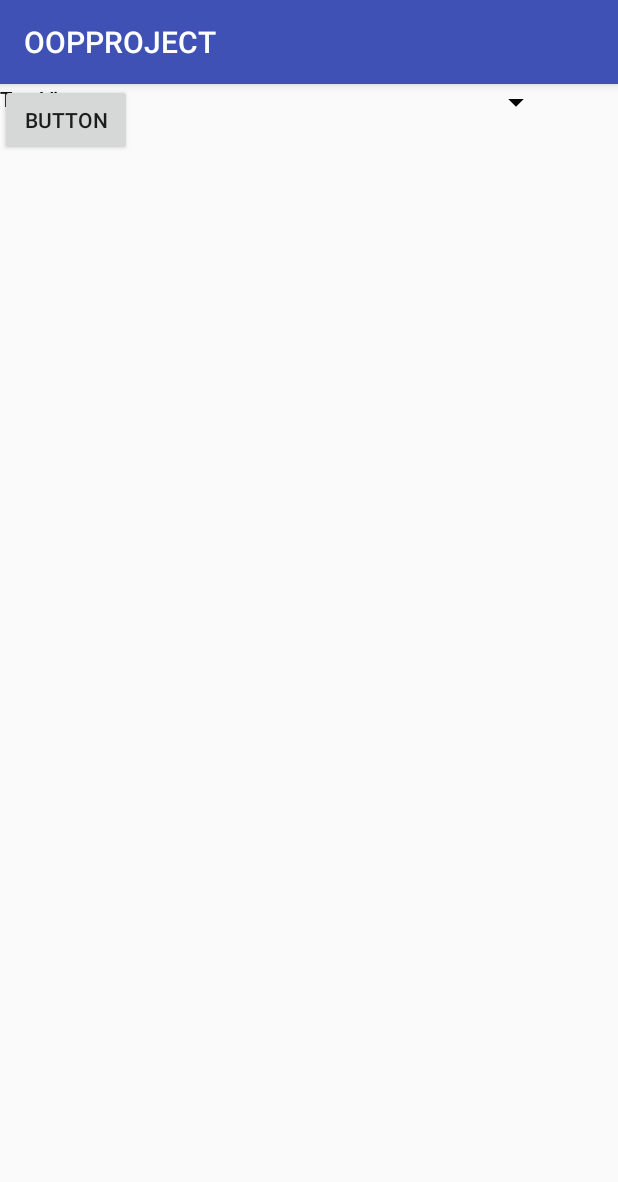
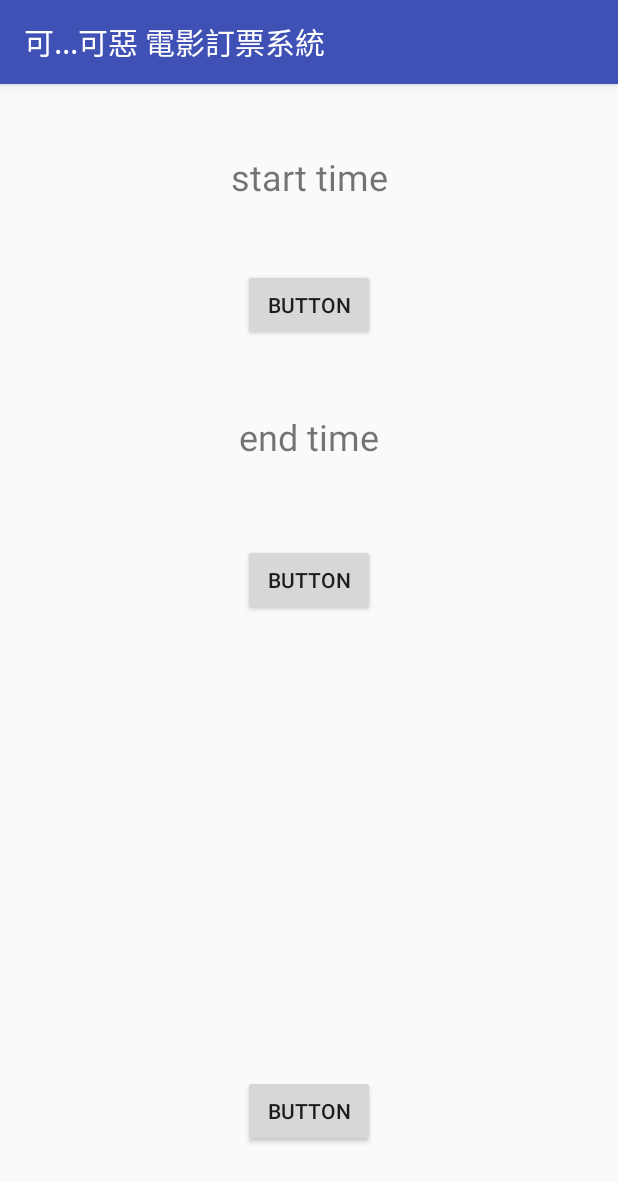
Before and after one commit to zander363/oopproject, an Android app: the search_time1 screen opened directly, with no data from a screen before it, on a phone screen of 412 x 824 dp. Shown: the top 1182 px of the screen. Run offline under Robolectric (Android 15) with nearby library versions, the phone set to English and light mode, and no system bars.

Commit message:
timepicker of search_time1

```diff
--- a/OOPPROJECT/app/src/main/java/com/example/liuxizhen/oopproject/search_time1.java
+++ b/OOPPROJECT/app/src/main/java/com/example/liuxizhen/oopproject/search_time1.java
@@ -2,12 +2,71 @@ package com.example.liuxizhen.oopproject;
 
 import android.support.v7.app.AppCompatActivity;
 import android.os.Bundle;
+import java.util.Calendar;
+import java.util.GregorianCalendar;
+import android.app.TimePickerDialog;
+import android.app.TimePickerDialog.OnTimeSetListener;
+import android.view.View;
+import android.widget.Button;
+import android.widget.TextView;
+import android.widget.TimePicker;
 
 public class search_time1 extends AppCompatActivity {
+    private Button start_time;
+    private Button end_time;
+    private TextView timetext2;
+    private TextView timetext;
+    private TimePickerDialog timePickerDialog2;
+    private TimePickerDialog timePickerDialog;
 
     @Override
     protected void onCreate(Bundle savedInstanceState) {
         super.onCreate(savedInstanceState);
         setContentView(R.layout.search_time1);
+        doFindView();
+        GregorianCalendar calendar = new GregorianCalendar();
+
+
+        // 實作TimePickerDialog的onTimeSet方法，設定時間後將所設定的時間show在textTime上
+        timePickerDialog = new TimePickerDialog(this, new OnTimeSetListener() {
+            //將時間轉為12小時製顯示出來
+            @Override
+            public void onTimeSet(TimePicker view, int hourOfDay, int minute) {
+                timetext.setText((hourOfDay > 12 ? hourOfDay - 12 : hourOfDay)
+                        + ":" + minute + " " + (hourOfDay > 12 ? "PM" : "AM"));
+            }
+        }, calendar.get(Calendar.HOUR_OF_DAY), calendar.get(calendar.MINUTE),
+                false);
+        // 實作TimePickerDialog的onTimeSet方法，設定時間後將所設定的時間show在textTime上
+        timePickerDialog2 = new TimePickerDialog(this, new OnTimeSetListener() {
+            //將時間轉為12小時製顯示出來
+            @Override
+            public void onTimeSet(TimePicker view, int hourOfDay, int minute) {
+                timetext2.setText((hourOfDay > 12 ? hourOfDay - 12 : hourOfDay)
+                        + ":" + minute + " " + (hourOfDay > 12 ? "PM" : "AM"));
+            }
+        }, calendar.get(Calendar.HOUR_OF_DAY), calendar.get(calendar.MINUTE),
+                false);
     }
+
+
+    // 連接layout上的物件
+    public void doFindView() {
+        start_time = (Button) findViewById(R.id.timestart);
+        end_time = (Button) findViewById(R.id.timeend);
+        timetext =(TextView) findViewById(R.id.time);
+        timetext2 =(TextView) findViewById(R.id.time2);
+    }
+
+
+
+    // setTime Button onClick 顯示時間設定視窗
+    public void setTime(View v) {
+        timePickerDialog.show();
+    }
+    // setTime Button onClick 顯示時間設定視窗
+    public void setTime2(View v) {
+        timePickerDialog2.show();
+    }
+
 }
--- a/OOPPROJECT/app/src/main/res/layout/search_time1.xml
+++ b/OOPPROJECT/app/src/main/res/layout/search_time1.xml
@@ -4,74 +4,64 @@
     xmlns:tools="http://schemas.android.com/tools"
     android:layout_width="match_parent"
     android:layout_height="match_parent"
-    tools:context="com.example.liuxizhen.oopproject.search_time1">
+    tools:context="com.example.liuxizhen.oopproject.search_time1"
+    tools:layout_editor_absoluteY="81dp"
+    tools:layout_editor_absoluteX="0dp">
 
     <TextView
         android:id="@+id/time"
         android:layout_width="wrap_content"
         android:layout_height="wrap_content"
-        android:text="TextView"
-        tools:layout_editor_absoluteX="52dp"
-        tools:layout_editor_absoluteY="16dp" />
+        android:layout_marginTop="45dp"
+        android:text="start time"
+        android:textSize="24sp"
+        app:layout_constraintHorizontal_bias="0.501"
+        app:layout_constraintLeft_toLeftOf="parent"
+        app:layout_constraintRight_toRightOf="parent"
+        app:layout_constraintTop_toTopOf="parent" />
 
-    <Spinner
-        android:id="@+id/upper_time_spinner"
-        android:layout_width="368dp"
-        android:layout_height="wrap_content"
-        tools:layout_editor_absoluteX="8dp"
-        tools:layout_editor_absoluteY="66dp" />
-
-    <TextView
-        android:id="@+id/a"
+    <Button
+        android:id="@+id/timeend"
         android:layout_width="wrap_content"
         android:layout_height="wrap_content"
-        android:text="TextView"
-        tools:layout_editor_absoluteX="162dp"
-        tools:layout_editor_absoluteY="120dp" />
+        android:onClick="setTime2"
+        android:text="Button"
+        app:layout_constraintRight_toRightOf="parent"
+        app:layout_constraintLeft_toLeftOf="parent"
+        android:layout_marginTop="55dp"
+        app:layout_constraintTop_toBottomOf="@+id/time2" />
 
-    <Spinner
-        android:id="@+id/lower_time_spinner"
-        android:layout_width="368dp"
-        android:layout_height="wrap_content"
-        tools:layout_editor_absoluteX="8dp"
-        tools:layout_editor_absoluteY="173dp" />
-
-    <TextView
-        android:id="@+id/movie_length"
+    <Button
+        android:id="@+id/timestart"
         android:layout_width="wrap_content"
         android:layout_height="wrap_content"
-        android:text="TextView"
-        tools:layout_editor_absoluteX="52dp"
-        tools:layout_editor_absoluteY="235dp" />
-
-    <Spinner
-        android:id="@+id/upper_movie_length_spinner"
-        android:layout_width="368dp"
-        android:layout_height="wrap_content"
-        tools:layout_editor_absoluteX="8dp"
-        tools:layout_editor_absoluteY="272dp" />
-
-    <TextView
-        android:id="@+id/b"
-        android:layout_width="wrap_content"
-        android:layout_height="wrap_content"
-        android:text="TextView"
-        tools:layout_editor_absoluteX="163dp"
-        tools:layout_editor_absoluteY="327dp" />
-
-    <Spinner
-        android:id="@+id/lower_movie_length_spinner"
-        android:layout_width="368dp"
-        android:layout_height="wrap_content"
-        tools:layout_editor_absoluteX="8dp"
-        tools:layout_editor_absoluteY="378dp" />
+        android:onClick="setTime"
+        android:text="Button"
+        app:layout_constraintRight_toRightOf="parent"
+        app:layout_constraintLeft_toLeftOf="parent"
+        android:layout_marginTop="45dp"
+        app:layout_constraintTop_toBottomOf="@+id/time" />
 
     <Button
-        android:id="@+id/confirmation"
+        android:id="@+id/button4"
         android:layout_width="wrap_content"
         android:layout_height="wrap_content"
         android:text="Button"
-        tools:layout_editor_absoluteX="148dp"
-        tools:layout_editor_absoluteY="429dp" />
+        app:layout_constraintRight_toRightOf="parent"
+        app:layout_constraintLeft_toLeftOf="parent"
+        app:layout_constraintBottom_toBottomOf="parent"
+        android:layout_marginBottom="59dp" />
+
+    <TextView
+        android:id="@+id/time2"
+        android:layout_width="wrap_content"
+        android:layout_height="wrap_content"
+        android:layout_marginTop="47dp"
+        android:text="end time"
+        android:textSize="24sp"
+        app:layout_constraintHorizontal_bias="0.501"
+        app:layout_constraintLeft_toLeftOf="parent"
+        app:layout_constraintRight_toRightOf="parent"
+        app:layout_constraintTop_toBottomOf="@+id/timestart" />
 
 </android.support.constraint.ConstraintLayout>
--- a/OOPPROJECT/app/src/main/res/values/strings.xml
+++ b/OOPPROJECT/app/src/main/res/values/strings.xml
@@ -1,3 +1,3 @@
 <resources>
-    <string name="app_name">OOPPROJECT</string>
+    <string name="app_name">可...可惡 電影訂票系統</string>
 </resources>
```
Also changed, not shown: OOPPROJECT/app/src/main/java/com/example/liuxizhen/oopproject/search.java (+14 -0 lines), OOPPROJECT/app/src/main/res/layout/activity_main.xml (+15 -1 lines), OOPPROJECT/app/src/main/res/layout/search.xml (+56 -11 lines).
